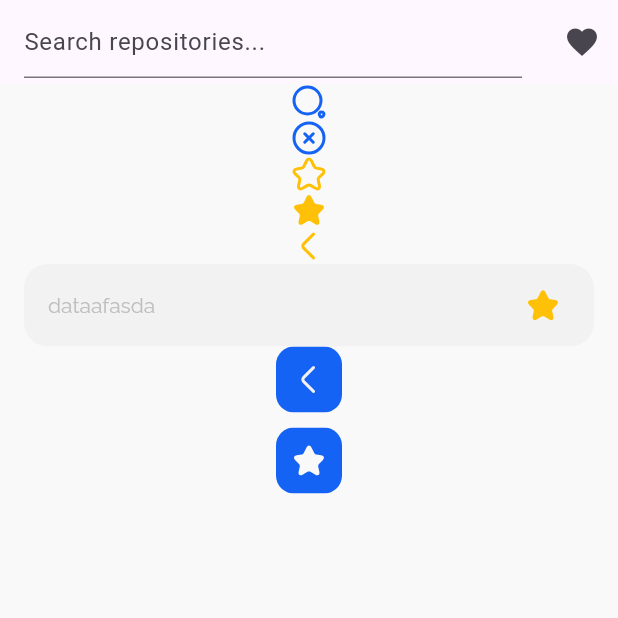
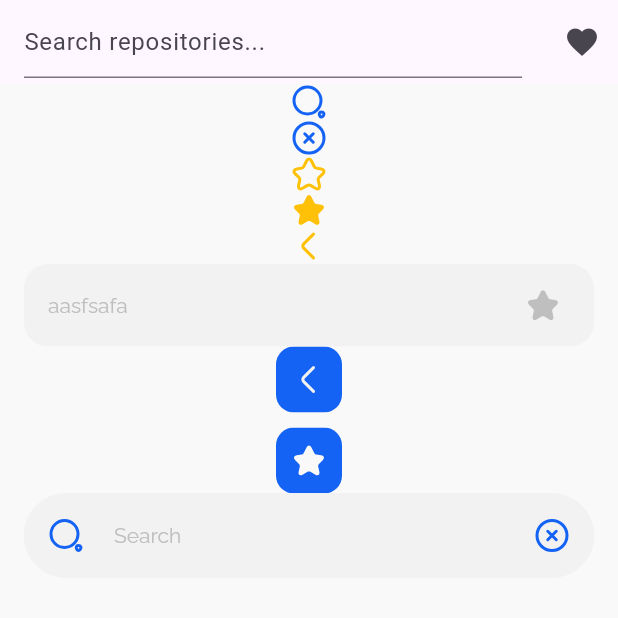
Before and after one commit to KostiantynKi/repositories_searcher, a Flutter app: the screen it shows after launch, on a phone screen of 412 x 824 dp, the top half of it. Run offline on Flutter 3.47's test engine with Material 3 defaults, Android fonts, the phone set to English and light mode, and no system bars; our stand-ins replace bloc, equatable, flutter_bloc, flutter_svg, shared_preferences.

Commit message:
added custom text field

```diff
--- /dev/null
+++ b/lib/widgets/reusable_widgets/custom_text_field.dart
@@ -0,0 +1,130 @@
+// ignore_for_file: public_member_api_docs, sort_constructors_first
+import 'package:flutter/material.dart';
+import 'package:repositories_searcher/resource/app_icons.dart';
+import 'package:repositories_searcher/theme/colors/app_colors.dart';
+import 'package:repositories_searcher/widgets/reusable_widgets/svg_picture_form_asset.dart';
+
+class CustomTextField extends StatefulWidget {
+  final String? titleText;
+  final String? hintText;
+  final String? name;
+  final TextEditingController? controller;
+  final Function? onChanged;
+  CustomTextField({
+    Key? key,
+    this.titleText,
+    this.hintText,
+    this.name,
+    this.controller,
+    this.onChanged,
+  }) : super(key: key);
+
+  @override
+  State<CustomTextField> createState() => _CustomTextFieldState();
+}
+
+class _CustomTextFieldState extends State<CustomTextField> {
+  bool _isFocused = false;
+
+  @override
+  Widget build(BuildContext context) {
+    return Padding(
+      padding: const EdgeInsets.symmetric(horizontal: 16),
+      child: Column(
+        crossAxisAlignment: CrossAxisAlignment.start,
+        children: [
+          (widget.titleText != null)
+              ? Padding(
+                  padding: const EdgeInsets.only(bottom: 6),
+                  child: Text(
+                    widget.titleText!,
+                    style: Theme.of(context).textTheme.bodySmall,
+                  ),
+                )
+              : Container(),
+          Container(
+            child: TextFormField(
+              controller: widget.controller,
+
+              // textCapitalization: TextCapitalization.sentences,
+              // textInputAction: TextInputAction.next,
+              style: Theme.of(context).textTheme.displayMedium,
+              onTap: () {
+                setState(() {
+                  _isFocused = true;
+                });
+              },
+              onFieldSubmitted: (_) {
+                setState(() {
+                  _isFocused = false;
+                });
+              },
+
+              onChanged: (value) {
+                if (widget.onChanged != null) {
+                  widget.onChanged!(value);
+                }
+                setState(() {
+                  _isFocused = true;
+                });
+              },
+              onEditingComplete: () {
+                setState(() {
+                  _isFocused = false;
+                });
+              },
+
+              decoration: InputDecoration(
+                filled: true,
+                fillColor:
+                    _isFocused ? AppColors.accentSecondary : AppColors.layer1,
+                suffixIcon: InkWell(
+                  onTap: () {
+                    // todo: oчистить kонтроллер
+                    widget.controller?.clear();
+                  },
+                  child: Padding(
+                    padding: const EdgeInsets.all(16.0),
+                    child: SizedBox(
+                      child: SvgPictureFromAsset(
+                        iconString: AppIcons.cancel,
+                      ),
+                    ),
+                  ),
+                ),
+                prefixIcon: Padding(
+                  padding: const EdgeInsets.all(16.0),
+                  child: SizedBox(
+                    child: SvgPictureFromAsset(
+                      iconString: AppIcons.search,
+                    ),
+                  ),
+                ),
+                hintText: widget.hintText,
+                hintStyle: Theme.of(context).textTheme.bodyMedium,
+                contentPadding:
+                    EdgeInsets.symmetric(vertical: 12, horizontal: 16),
+                focusedBorder: OutlineInputBorder(
+                  borderRadius: BorderRadius.circular(30),
+                  borderSide: BorderSide(
+                    // color: AppColors.layer1,
+                    color:
+                        _isFocused ? AppColors.accentPrimary : AppColors.layer1,
+                    // color: Colors.red, _isFocused ? AppColors.accentSecondary : AppColors.layer1,
+                  ),
+                ),
+                enabledBorder: OutlineInputBorder(
+                  borderRadius: BorderRadius.circular(30),
+                  borderSide: BorderSide(
+                    color: AppColors.layer1,
+                    width: 0.0,
+                  ),
+                ),
+              ),
+            ),
+          ),
+        ],
+      ),
+    );
+  }
+}
--- a/lib/widgets/reusable_widgets/search_cards.dart
+++ b/lib/widgets/reusable_widgets/search_cards.dart
@@ -4,7 +4,11 @@ import 'package:repositories_searcher/theme/colors/app_colors.dart';
 import 'package:repositories_searcher/widgets/reusable_widgets/svg_picture_form_asset.dart';
 
 class SerchCard extends StatelessWidget {
-  const SerchCard({super.key});
+  final String text;
+  const SerchCard({
+    super.key,
+    required this.text,
+  });
 
   static const double radius = 16.0;
   static const double height = 55;
@@ -13,10 +17,10 @@ class SerchCard extends StatelessWidget {
 
   @override
   Widget build(BuildContext context) {
-    return const Padding(
-      padding: EdgeInsets.symmetric(horizontal: 16),
+    return Padding(
+      padding: const EdgeInsets.symmetric(horizontal: 16),
       child: ClipRRect(
-        borderRadius: BorderRadius.all(
+        borderRadius: const BorderRadius.all(
           Radius.circular(radius),
         ),
         child: ColoredBox(
@@ -28,19 +32,19 @@ class SerchCard extends StatelessWidget {
               children: [
                 Flexible(
                   child: Padding(
-                    padding: EdgeInsets.only(left: paddingLeft),
+                    padding: const EdgeInsets.only(left: paddingLeft),
                     child: Text(
                       maxLines: 1,
                       overflow: TextOverflow.ellipsis,
-                      'dataafasda',
+                      '$text',
                     ),
                   ),
                 ),
-                Padding(
+                const Padding(
                   padding: EdgeInsets.only(right: paddingRight),
                   child: SvgPictureFromAsset(
                     iconString: AppIcons.favorite,
-                    color: Colors.amber,
+                    color: AppColors.textPlaceholder,
                   ),
                 )
               ],
--- a/lib/widgets/saved_result_widget.dart
+++ b/lib/widgets/saved_result_widget.dart
@@ -1,13 +1,22 @@
 import 'package:flutter/material.dart';
 import 'package:repositories_searcher/bloc/cubit/searcher_cubit.dart';
 import 'package:repositories_searcher/resource/app_icons.dart';
+import 'package:repositories_searcher/widgets/reusable_widgets/custom_text_field.dart';
 import 'package:repositories_searcher/widgets/reusable_widgets/icon_buttons.dart';
 import 'package:repositories_searcher/widgets/reusable_widgets/search_cards.dart';
 import 'package:repositories_searcher/widgets/reusable_widgets/svg_picture_form_asset.dart';
 
-class SavedResultWidget extends StatelessWidget {
+class SavedResultWidget extends StatefulWidget {
   final SavedRequests state;
+
   const SavedResultWidget({Key? key, required this.state}) : super(key: key);
+
+  @override
+  State<SavedResultWidget> createState() => _SavedResultWidgetState();
+}
+
+class _SavedResultWidgetState extends State<SavedResultWidget> {
+  TextEditingController _textController = TextEditingController();
 
   @override
   Widget build(BuildContext context) {
@@ -31,7 +40,9 @@ class SavedResultWidget extends StatelessWidget {
           iconString: AppIcons.left,
           color: Colors.amber,
         ),
-        const SerchCard(),
+        const SerchCard(
+          text: 'aasfsafa',
+        ),
         MyIconButton(
           icon: AppIcons.left,
           onTap: () {
@@ -44,6 +55,10 @@ class SavedResultWidget extends StatelessWidget {
           onTap: () {
             print('favorite');
           },
+        ),
+        CustomTextField(
+          hintText: 'Search',
+          controller: _textController,
         ),
       ],
     );
```
